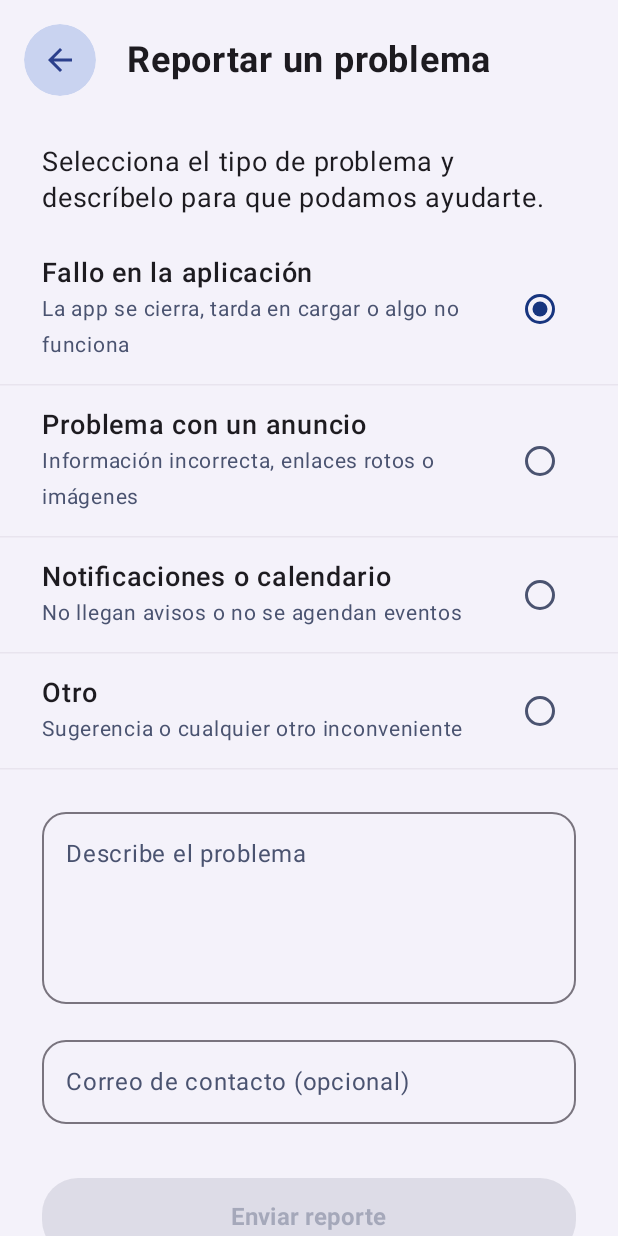
After one commit to snwflwrsoph/fundacionApp, an Android app built with Jetpack Compose: the ReportarProblemaScreen screen opened through its navigation route, on a phone screen of 412 x 824 dp. The commit adds this screen. Run offline under Robolectric (Android 15) with nearby library versions, the phone set to English and light mode, and no system bars; our stand-ins replace Firebase (no records; nobody signed in at launch, a user with empty details on screens opened directly); Roboto replaces fonts that are not available here; 1 statement that could not run was skipped.

Commit message:
fix: persistir likes de anuncios y agregar ReportarProblemaScreen

```diff
--- a/app/src/main/java/com/fer/app/navigation/Routes.kt
+++ b/app/src/main/java/com/fer/app/navigation/Routes.kt
@@ -28,6 +28,7 @@ object Routes {
     const val NOTIFICACIONES = "notificaciones"
     const val TAMANO_TEXTO = "tamano_texto"
     const val PERMISOS = "permisos"
+    const val REPORTAR_PROBLEMA = "reportar_problema"
 
     /** Rutas donde se muestra la barra superior (logo, buscar, notificaciones). */
     val CON_BARRA_SUPERIOR = setOf(INICIO, GUARDADOS)
--- /dev/null
+++ b/app/src/main/java/com/fer/app/ui/configuracion/ReportarProblemaScreen.kt
@@ -0,0 +1,238 @@
+package com.fer.app.ui.configuracion
+
+import androidx.compose.foundation.background
+import androidx.compose.foundation.clickable
+import androidx.compose.foundation.layout.Arrangement
+import androidx.compose.foundation.layout.Box
+import androidx.compose.foundation.layout.Column
+import androidx.compose.foundation.layout.Row
+import androidx.compose.foundation.layout.Spacer
+import androidx.compose.foundation.layout.fillMaxSize
+import androidx.compose.foundation.layout.fillMaxWidth
+import androidx.compose.foundation.layout.height
+import androidx.compose.foundation.layout.padding
+import androidx.compose.foundation.layout.size
+import androidx.compose.foundation.rememberScrollState
+import androidx.compose.foundation.shape.RoundedCornerShape
+import androidx.compose.foundation.verticalScroll
+import androidx.compose.material.icons.Icons
+import androidx.compose.material.icons.automirrored.filled.ArrowBack
+import androidx.compose.material3.Button
+import androidx.compose.material3.ButtonDefaults
+import androidx.compose.material3.HorizontalDivider
+import androidx.compose.material3.Icon
+import androidx.compose.material3.IconButton
+import androidx.compose.material3.IconButtonDefaults
+import androidx.compose.material3.MaterialTheme
+import androidx.compose.material3.OutlinedTextField
+import androidx.compose.material3.RadioButton
+import androidx.compose.material3.Text
+import androidx.compose.runtime.Composable
+import androidx.compose.runtime.getValue
+import androidx.compose.runtime.mutableStateOf
+import androidx.compose.runtime.saveable.rememberSaveable
+import androidx.compose.runtime.setValue
+import androidx.compose.ui.Alignment
+import androidx.compose.ui.Modifier
+import androidx.compose.ui.res.colorResource
+import androidx.compose.ui.res.stringResource
+import androidx.compose.ui.text.font.FontWeight
+import androidx.compose.ui.tooling.preview.Preview
+import androidx.compose.ui.unit.dp
+import androidx.compose.ui.unit.sp
+import com.fer.app.R
+import com.fer.app.ui.theme.FerTheme
+
+enum class CategoriaProblema(val titulo: String, val subtitulo: String) {
+    FALLO_APP(
+        titulo = "Fallo en la aplicación",
+        subtitulo = "La app se cierra, tarda en cargar o algo no funciona"
+    ),
+    CONTENIDO(
+        titulo = "Problema con un anuncio",
+        subtitulo = "Información incorrecta, enlaces rotos o imágenes"
+    ),
+    NOTIFICACIONES(
+        titulo = "Notificaciones o calendario",
+        subtitulo = "No llegan avisos o no se agendan eventos"
+    ),
+    OTRO(
+        titulo = "Otro",
+        subtitulo = "Sugerencia o cualquier otro inconveniente"
+    )
+}
+
+@Composable
+fun ReportarProblemaScreen(
+    onEnviarReporte: (categoria: String, descripcion: String, contacto: String) -> Unit,
+    modifier: Modifier = Modifier,
+    onBackClick: () -> Unit = {}
+) {
+    var categoriaSeleccionada by rememberSaveable { mutableStateOf(CategoriaProblema.FALLO_APP) }
+    var descripcion by rememberSaveable { mutableStateOf("") }
+    var contacto by rememberSaveable { mutableStateOf("") }
+
+    val puedeEnviar = descripcion.isNotBlank()
+
+    Column(
+        modifier = modifier
+            .fillMaxSize()
+            .background(MaterialTheme.colorScheme.background)
+    ) {
+        Box(
+            modifier = Modifier
+                .fillMaxWidth()
+                .padding(horizontal = 16.dp, vertical = 16.dp)
+        ) {
+            IconButton(
+                onClick = onBackClick,
+                modifier = Modifier
+                    .align(Alignment.CenterStart)
+                    .size(48.dp),
+                colors = IconButtonDefaults.iconButtonColors(
+                    containerColor = colorResource(R.color.fondo_boton_atras),
+                    contentColor = colorResource(R.color.azul_principal)
+                )
+            ) {
+                Icon(
+                    imageVector = Icons.AutoMirrored.Filled.ArrowBack,
+                    contentDescription = stringResource(R.string.regresar)
+                )
+            }
+            Text(
+                text = stringResource(R.string.reportar_problema),
+                modifier = Modifier.align(Alignment.Center),
+                fontSize = 24.sp,
+                fontWeight = FontWeight.Bold,
+                color = MaterialTheme.colorScheme.onBackground
+            )
+            Spacer(modifier = Modifier.size(48.dp))
+        }
+
+        Column(
+            modifier = Modifier
+                .fillMaxSize()
+                .verticalScroll(rememberScrollState())
+        ) {
+            Text(
+                text = "Selecciona el tipo de problema y descríbelo para que podamos ayudarte.",
+                modifier = Modifier
+                    .fillMaxWidth()
+                    .padding(start = 28.dp, end = 28.dp, top = 16.dp, bottom = 12.dp),
+                fontSize = 18.sp,
+                color = MaterialTheme.colorScheme.onBackground
+            )
+
+            CategoriaProblema.entries.forEach { categoria ->
+                ItemCategoriaProblema(
+                    titulo = categoria.titulo,
+                    subtitulo = categoria.subtitulo,
+                    seleccionado = categoriaSeleccionada == categoria,
+                    onClick = { categoriaSeleccionada = categoria }
+                )
+                HorizontalDivider(
+                    thickness = 1.dp,
+                    color = MaterialTheme.colorScheme.outlineVariant.copy(alpha = 0.3f)
+                )
+            }
+
+            Column(
+                modifier = Modifier
+                    .fillMaxWidth()
+                    .padding(horizontal = 28.dp, vertical = 20.dp),
+                verticalArrangement = Arrangement.spacedBy(16.dp)
+            ) {
+                OutlinedTextField(
+                    value = descripcion,
+                    onValueChange = { descripcion = it },
+                    label = { Text("Describe el problema") },
+                    placeholder = { Text("Escribe los detalles de lo que ocurrió...") },
+                    minLines = 4,
+                    maxLines = 8,
+                    shape = RoundedCornerShape(16.dp),
+                    modifier = Modifier.fillMaxWidth()
+                )
+
+                OutlinedTextField(
+                    value = contacto,
+                    onValueChange = { contacto = it },
+                    label = { Text("Correo de contacto (opcional)") },
+                    placeholder = { Text("ejemplo@correo.com") },
+                    singleLine = true,
+                    shape = RoundedCornerShape(16.dp),
+                    modifier = Modifier.fillMaxWidth()
+                )
+
+                Spacer(modifier = Modifier.height(4.dp))
+
+                Button(
+                    onClick = {
+                        onEnviarReporte(
+                            categoriaSeleccionada.titulo,
+                            descripcion.trim(),
+                            contacto.trim()
+                        )
+                    },
+                    enabled = puedeEnviar,
+                    shape = RoundedCornerShape(24.dp),
+                    colors = ButtonDefaults.buttonColors(
+                        containerColor = MaterialTheme.colorScheme.primary,
+                        contentColor = MaterialTheme.colorScheme.onPrimary
+                    ),
+                    modifier = Modifier
+                        .fillMaxWidth()
+                        .height(52.dp)
+                ) {
+                    Text(
+                        text = "Enviar reporte",
+                        fontSize = 16.sp,
+                        fontWeight = FontWeight.Bold
+                    )
+                }
+            }
+        }
+    }
+}
+
+@Composable
+private fun ItemCategoriaProblema(
+    titulo: String,
+    subtitulo: String,
+    seleccionado: Boolean,
+    onClick: () -> Unit
+) {
+    Row(
+        modifier = Modifier
+            .fillMaxWidth()
+            .clickable { onClick() }
+            .padding(horizontal = 28.dp, vertical = 14.dp),
+        verticalAlignment = Alignment.CenterVertically,
+        horizontalArrangement = Arrangement.SpaceBetween
+    ) {
+        Column(modifier = Modifier.weight(1f)) {
+            Text(
+                text = titulo,
+                fontSize = 18.sp,
+                fontWeight = FontWeight.Medium,
+                color = MaterialTheme.colorScheme.onBackground
+            )
+            Text(
+                text = subtitulo,
+                fontSize = 14.sp,
+                color = MaterialTheme.colorScheme.onSurfaceVariant
+            )
+        }
+        RadioButton(
+            selected = seleccionado,
+            onClick = onClick
+        )
+    }
+}
+
+@Preview(showBackground = true, widthDp = 390, heightDp = 844)
+@Composable
+private fun ReportarProblemaScreenPreview() {
+    FerTheme {
+        ReportarProblemaScreen(onEnviarReporte = { _, _, _ -> })
+    }
+}
```
Also changed, not shown: app/src/main/java/com/fer/app/data/firebase/AnnouncementRepositoryFirestore.kt (+50 -6 lines), app/src/main/java/com/fer/app/ui/AppViewModel.kt (+32 -0 lines), app/src/main/java/com/fer/app/ui/FerApp.kt (+16 -2 lines).
